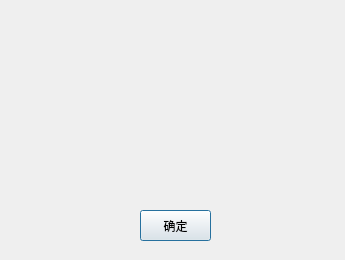
This is client/aboutdlg.ui in SJunTer/QExpress as Qt 5 draws it before an edit. The edited form follows.
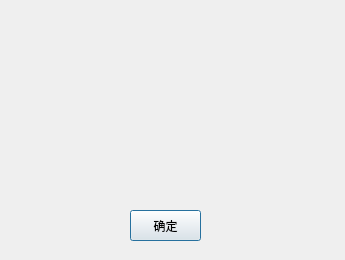
This is the edited form.

```diff
--- a/client/aboutdlg.ui
+++ b/client/aboutdlg.ui
@@ -16,7 +16,7 @@
   <widget class="QPushButton" name="okBtn">
    <property name="geometry">
     <rect>
-     <x>140</x>
+     <x>130</x>
      <y>210</y>
      <width>71</width>
      <height>31</height>
```
Left out of the diff: 19 changed lines with no effect on the pictures.
